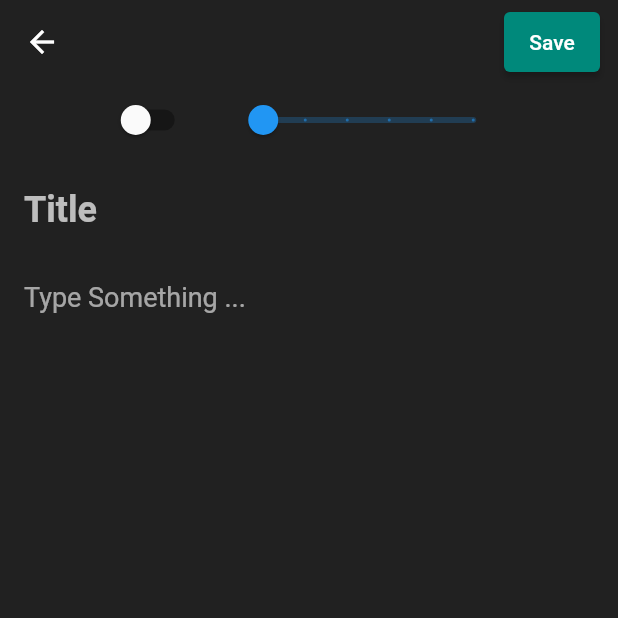
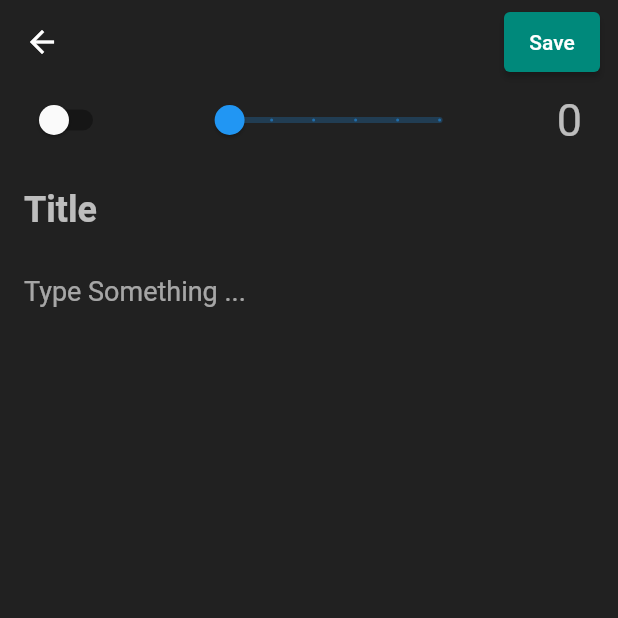
Before and after one commit to ArashShakibaee/NoteBook, a Flutter app: the EditScreen screen opened directly, on a phone screen of 412 x 824 dp, the top half of it. Run offline on Flutter 3.47's test engine with Material 2 defaults, Android fonts, the phone set to English and light mode, and no system bars; our stand-ins replace loading_animation_widget, sqflite; accounts and stored records are empty.

Commit message:
seems its done

```diff
--- a/lib/CustomWidget/form_fields.dart
+++ b/lib/CustomWidget/form_fields.dart
@@ -29,24 +29,25 @@ class FormTextFields extends StatelessWidget {
         mainAxisSize: MainAxisSize.min,
         children: [
           Row(
-            mainAxisAlignment: MainAxisAlignment.center,
+            mainAxisAlignment: MainAxisAlignment.spaceBetween,
             children: [
               Switch(
                   value: isImportant ?? false, onChanged: onChangedIsImportant),
-              const SizedBox(
-                width: 20,
-              ),
               Slider(
                   value: (number ?? 0).toDouble(),
                   min: 0,
                   max: 5,
                   divisions: 5,
-                  onChanged: (number) => onChangedNumber(number.toInt()))
+                  onChanged: (number) => onChangedNumber(number.toInt())),
+              Padding(
+                padding: const EdgeInsets.only(right: 8.0),
+                child: Text(number.toString(),style: const TextStyle(color: Colors.white70,fontSize: 30),),
+              ),
             ],
           ),
           const SizedBox(height: 10,),
           buildTitleField(),
-          const SizedBox(height: 8,),
+          const SizedBox(height: 4,),
           buildDescriptionField(),
           const SizedBox(height: 20,)
         ],
@@ -56,7 +57,7 @@ class FormTextFields extends StatelessWidget {
   Widget buildTitleField(){
     return TextFormField(
       validator: (title){
-        title != null && title.isEmpty ? 'Title is required !':null;
+        title == null && title!.isEmpty ? 'Title is required !':null;
       },
       initialValue: title,
       maxLines: 1,
@@ -76,7 +77,7 @@ class FormTextFields extends StatelessWidget {
   Widget buildDescriptionField(){
     return TextFormField(
       validator: (description){
-        description != null && description.isEmpty ? 'Description is required !':null;
+        description == null && description!.isEmpty ? 'Description is required !':null;
       },
       initialValue: description,
       style: const TextStyle(
--- a/lib/Database/note_model.dart
+++ b/lib/Database/note_model.dart
@@ -50,7 +50,6 @@ class Note {
   }
 
   Map<String, Object> toJson() => {
-        NoteFields.id: id!,
         NoteFields.number: number,
         NoteFields.isImportant: isImportant ? 1 : 0,
         NoteFields.title: title,
```
Also changed, not shown: lib/Screens/home_screen.dart (+16 -7 lines).
